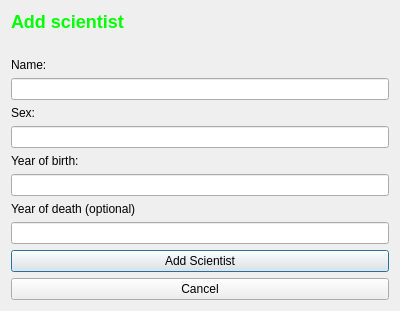
Verklegt/Lokaverkefni, file Verkefni_3/add_scientist.ui: the form before one commit.
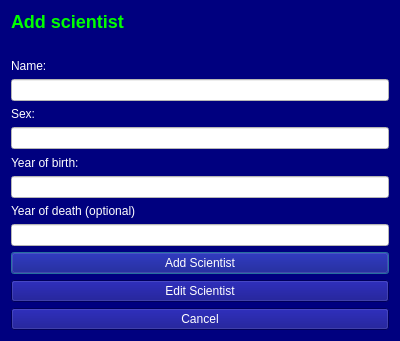
The form after the commit.

Commit message: lagaði litina og útlit, virkni á edit og remove ekki en kominn

```diff
--- a/Verkefni_3/add_scientist.ui
+++ b/Verkefni_3/add_scientist.ui
@@ -7,7 +7,7 @@
     <x>0</x>
     <y>0</y>
     <width>400</width>
-    <height>301</height>
+    <height>341</height>
    </rect>
   </property>
   <property name="windowTitle">
@@ -16,6 +16,10 @@
   <property name="autoFillBackground">
    <bool>false</bool>
   </property>
+  <property name="styleSheet">
+   <string notr="true">background-color: rgb(0, 0, 127);
+color: rgb(255, 255, 255);</string>
+  </property>
   <layout class="QVBoxLayout" name="verticalLayout">
    <item>
     <widget class="QLabel" name="label_5">
@@ -50,7 +54,12 @@
     </layout>
    </item>
    <item>
-    <widget class="QLineEdit" name="add_name"/>
+    <widget class="QLineEdit" name="add_name">
+     <property name="styleSheet">
+      <string notr="true">background-color: rgb(255, 255, 255);
+color: rgb(0, 0, 0);</string>
+     </property>
+    </widget>
    </item>
    <item>
     <layout class="QHBoxLayout" name="horizontalLayout_2">
@@ -71,7 +80,12 @@
     </layout>
    </item>
    <item>
-    <widget class="QLineEdit" name="add_sex"/>
+    <widget class="QLineEdit" name="add_sex">
+     <property name="styleSheet">
+      <string notr="true">background-color: rgb(255, 255, 255);
+color: rgb(0, 0, 0);</string>
+     </property>
+    </widget>
    </item>
    <item>
     <layout class="QHBoxLayout" name="horizontalLayout_3">
@@ -92,7 +106,12 @@
     </layout>
    </item>
    <item>
-    <widget class="QLineEdit" name="add_yearOfBirth"/>
+    <widget class="QLineEdit" name="add_yearOfBirth">
+     <property name="styleSheet">
+      <string notr="true">background-color: rgb(255, 255, 255);
+color: rgb(0, 0, 0);</string>
+     </property>
+    </widget>
    </item>
    <item>
     <widget class="QLabel" name="label_4">
@@ -103,6 +122,10 @@
    </item>
    <item>
     <widget class="QLineEdit" name="add_yearOfDeath">
+     <property name="styleSheet">
+      <string notr="true">background-color: rgb(255, 255, 255);
+color: rgb(0, 0, 0);</string>
+     </property>
      <property name="text">
       <string/>
      </property>
@@ -115,6 +138,13 @@
      </property>
     </widget>
    </item>
+   <item>
+    <widget class="QPushButton" name="edit_scientist_button">
+     <property name="text">
+      <string>Edit Scientist</string>
+     </property>
+    </widget>
+   </item>
    <item>
     <widget class="QPushButton" name="Cancel_button">
      <property name="text">
```
The commit also changes 38 other files.
